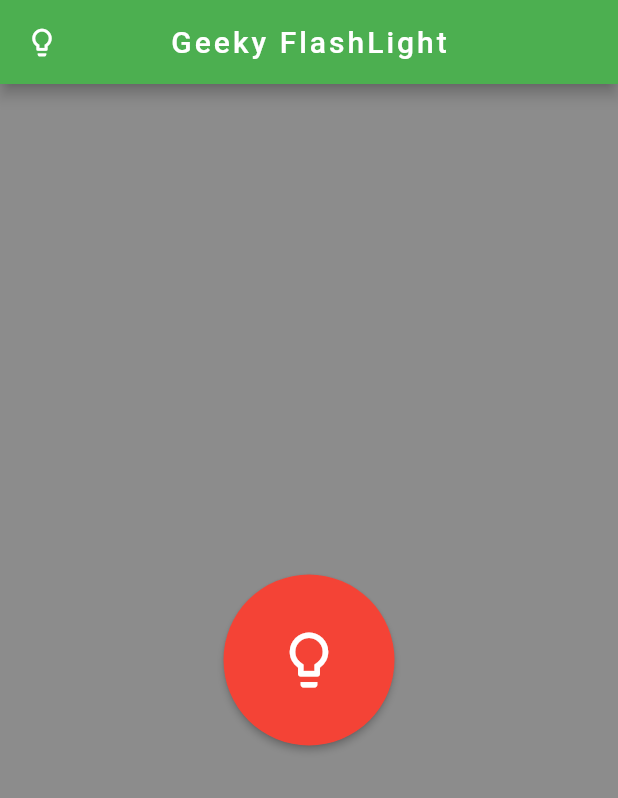
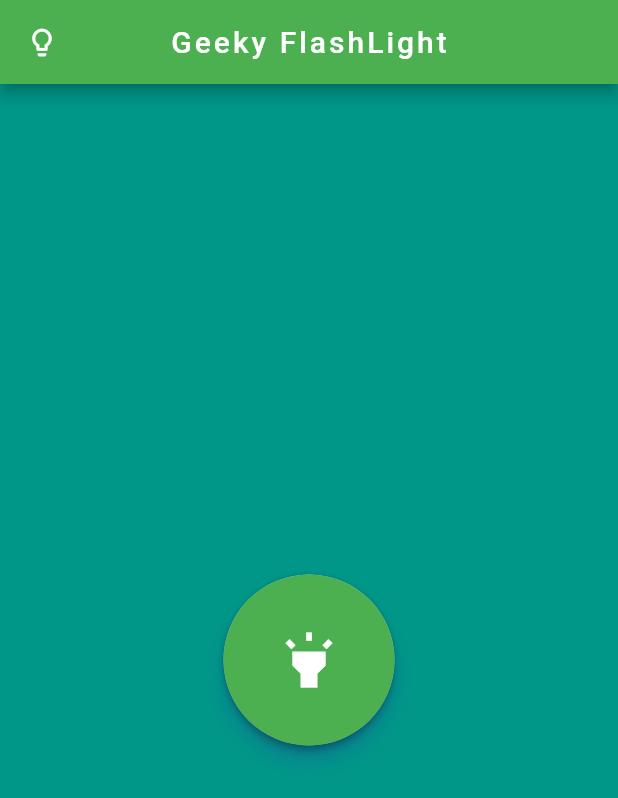
Before and after one commit to mrDevIll/simpleflash, a Flutter app: the screen it shows after launch, on a phone screen of 412 x 824 dp. Shown: the top 798 px of the screen. Run offline on Flutter 3.47's test engine with Material 2 defaults, Android fonts, the phone set to English and light mode, and no system bars; missing offline and left inert: torch_compat.

Commit message:
add class switch

```diff
--- a/lib/main.dart
+++ b/lib/main.dart
@@ -1,7 +1,8 @@
 import 'package:flutter/cupertino.dart';
 import 'package:flutter/material.dart';
+import 'package:flutter/painting.dart';
 import 'package:torch_compat/torch_compat.dart';
-
+import 'switchLigths.dart';
 
 void main() => runApp(MyApp());
 
@@ -12,14 +13,14 @@ class MyApp extends StatefulWidget {
 
 class _MyAppState extends State<MyApp> {
 
-  bool lightState = false;
+
 
   @override
   Widget build(BuildContext context) {
     return MaterialApp(
       home: SafeArea(
         child: Scaffold(
-          backgroundColor: Colors.black45,
+          backgroundColor: Colors.teal,
           appBar: AppBar(
             centerTitle: true,
             leading: Icon(
@@ -55,12 +56,18 @@ class SwitchLayout extends StatefulWidget {
 }
 
 class _SwitchLayoutState extends State<SwitchLayout> {
-  bool lightState = false;
+  SwitchLigths switchLigths = SwitchLigths();
 
-  RaisedButton switchLight({TorchCompat switching}) {
-    lightState = !lightState;
-    return RaisedButton(
-      color: lightState ? Colors.red : Colors.green,
+  AnimatedPhysicalModel switchLight({TorchCompat switching}) {
+
+    return AnimatedPhysicalModel(
+      elevation: 5.0,
+      shape: BoxShape.circle,
+      color: Colors.white70,
+      shadowColor: Colors.blue,
+      duration: Duration(milliseconds: 300),
+      child: RaisedButton(
+        color: switchLigths.readState()? Colors.red : Colors.green,
         padding: EdgeInsets.all(35.0),
         shape: CircleBorder(
 
@@ -68,19 +75,22 @@ class _SwitchLayoutState extends State<SwitchLayout> {
 
         onPressed: () {
           setState(()
-        { lightState ? TorchCompat.turnOn() : TorchCompat.turnOff();
+          {
+            switchLigths.changeState();
+            switchLigths.readState() ? TorchCompat.turnOn() : TorchCompat.turnOff();
           }
           );
         },
 
 
         child: Icon(
-        lightState ? Icons.lightbulb_outline : Icons.highlight,
+          switchLigths.readState() ? Icons.lightbulb_outline : Icons.highlight,
           color: Colors.white,
           size: 44.0,
           semanticLabel: 'light On',
         ),
 
+      ),
     );
 
   }
--- /dev/null
+++ b/lib/switchLigths.dart
@@ -0,0 +1,9 @@
+class SwitchLigths{
+  bool _lightState = false;
+
+  bool readState() => _lightState;
+
+  void changeState(){
+    _lightState = !_lightState;
+  }
+}
```
Also changed, not shown: pubspec.yaml (line endings or trailing spaces), 35 other files. Lines whose indentation alone changed are shown as unchanged.
